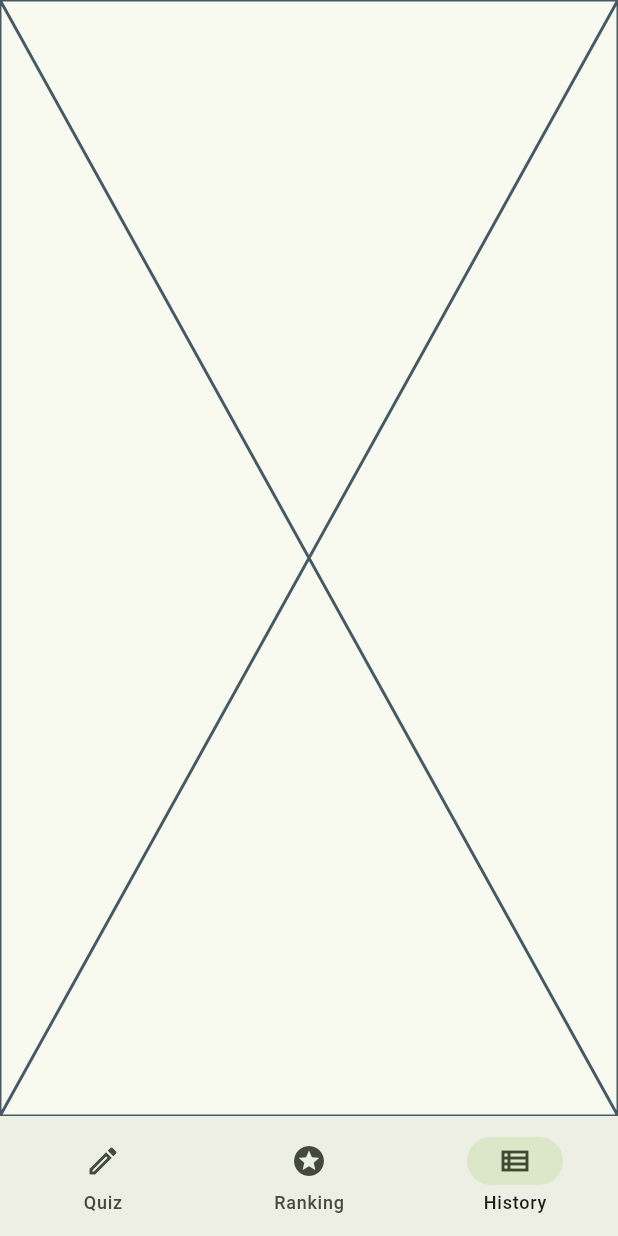
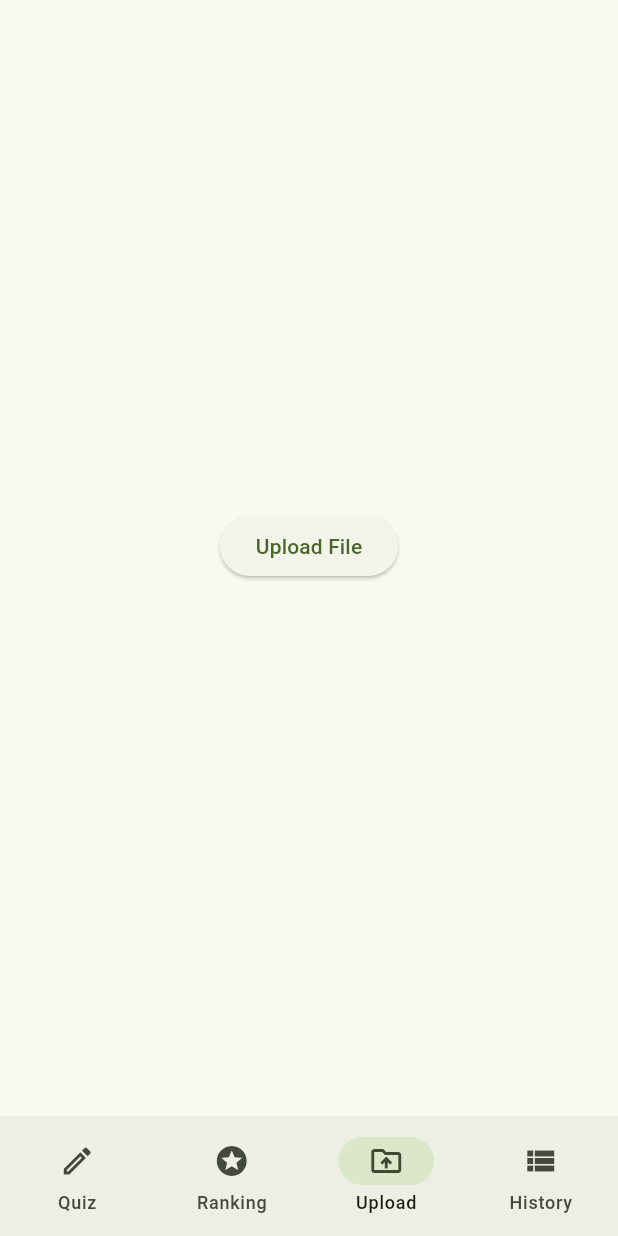
Before and after one commit to SamuelS42/biscuitt_ai, a Flutter app: the screen it shows after launch, item 3 of the bottom bar chosen, on a phone screen of 412 x 824 dp. Run offline on Flutter 3.47's test engine with Material 2 defaults, Android fonts, the phone set to English and light mode, and no system bars; our stand-ins replace file_picker.

Commit message:
added upload audio files page

```diff
--- /dev/null
+++ b/lib/file_upload.dart
@@ -0,0 +1,65 @@
+import 'package:flutter/material.dart';
+import 'package:file_picker/file_picker.dart';
+
+class UploadPage extends StatefulWidget {
+  const UploadPage({super.key});
+
+  @override
+  State<UploadPage> createState() => _UploadPageState();
+}
+
+class _UploadPageState extends State<UploadPage> {
+  String? _filePath;
+
+  Future<void> _pickAndUploadFile() async {
+    FilePickerResult? result = await FilePicker.platform.pickFiles(
+      type: FileType.any, // You can adjust the file type as needed
+      allowMultiple: false,
+    );
+
+    if (result != null && result.files.isNotEmpty) {
+      setState(() {
+        _filePath = result.files.single.path;
+      });
+    } else {
+      setState(() {
+        _filePath = null;
+      });
+    }
+  }
+
+  @override
+  Widget build(BuildContext context) {
+    return Center(
+      child: Column(
+        mainAxisAlignment: MainAxisAlignment.center,
+        children: <Widget>[
+          ElevatedButton(
+            onPressed: () {
+              _pickAndUploadFile();
+            },
+            child: Text('Upload File'),
+          ),
+          SizedBox(height: 16), // Add some spacing
+          if (_filePath != null)
+            Text('Selected File: $_filePath'),
+        ],
+      ),
+    );
+  }
+}
+
+
+// class UploadPage extends StatefulWidget {
+//   const UploadPage({super.key});
+
+//   @override
+//   State<UploadPage> createState() => _UploadPage();
+// }
+
+// class _UploadPage extends State<UploadPage> {
+//   @override
+//   Widget build(BuildContext context) {
+//     return const Placeholder();
+//   }
+//}
--- a/lib/main.dart
+++ b/lib/main.dart
@@ -1,4 +1,5 @@
 import 'package:biscuitt_ai/history_page.dart';
+import 'package:biscuitt_ai/file_upload.dart';
 import 'package:biscuitt_ai/quiz_page.dart';
 import 'package:biscuitt_ai/ranking_page.dart';
 import 'package:flutter/material.dart';
@@ -55,6 +56,9 @@ class _MainAppContainerState extends State<MainAppContainer> {
             label: "Quiz"),
         NavigationDestination(icon: Icon(Icons.stars), label: "Ranking"),
         NavigationDestination(
+            icon: Icon(Icons.drive_folder_upload_outlined),
+            label: "Upload"),
+        NavigationDestination(
             icon: Icon(Icons.view_list),
             selectedIcon: Icon(Icons.view_list_outlined),
             label: "History"),
@@ -72,6 +76,7 @@ class _MainAppContainerState extends State<MainAppContainer> {
       body: <Widget>[
         QuizPage(),
         RankingPage(),
+        UploadPage(),
         HistoryPage(),
       ][currentPageIndex],
     );
--- a/pubspec.yaml
+++ b/pubspec.yaml
@@ -35,6 +35,10 @@ dependencies:
   # The following adds the Cupertino Icons font to your application.
   # Use with the CupertinoIcons class for iOS style icons.
   cupertino_icons: ^1.0.2
+
+  # Allow for audio file upload
+  file_picker: ^4.0.0
+  audioplayers: ^5.2.0
 
 dev_dependencies:
   flutter_test:
```
Also changed, not shown: pubspec.lock, 5 other files.
